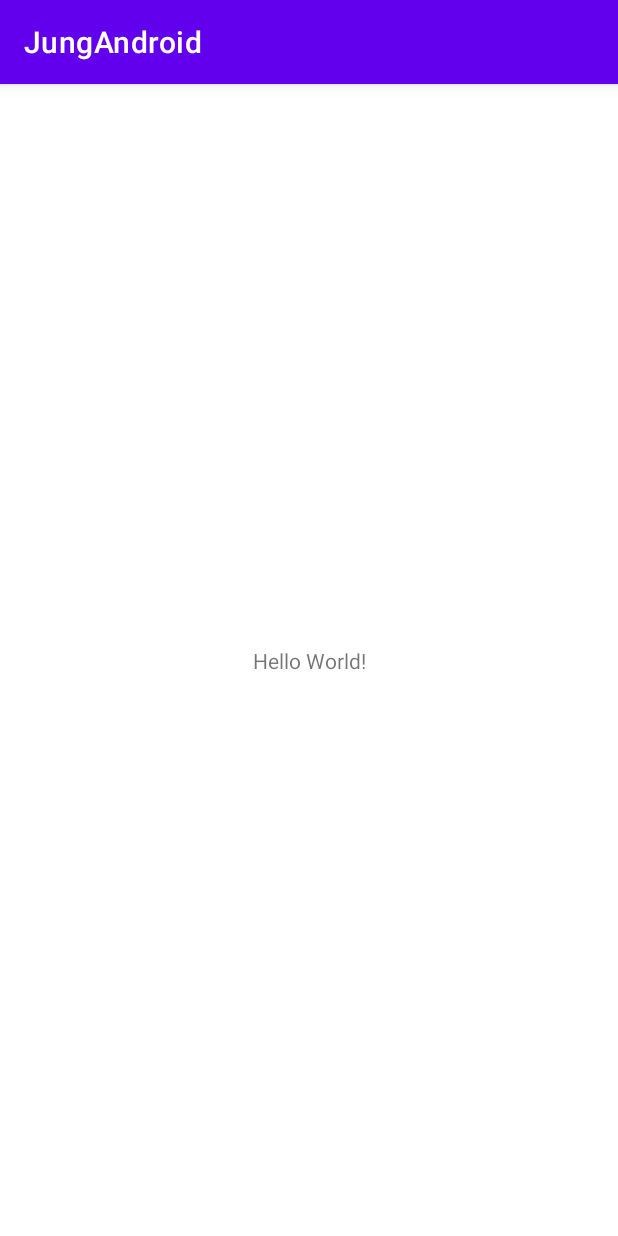
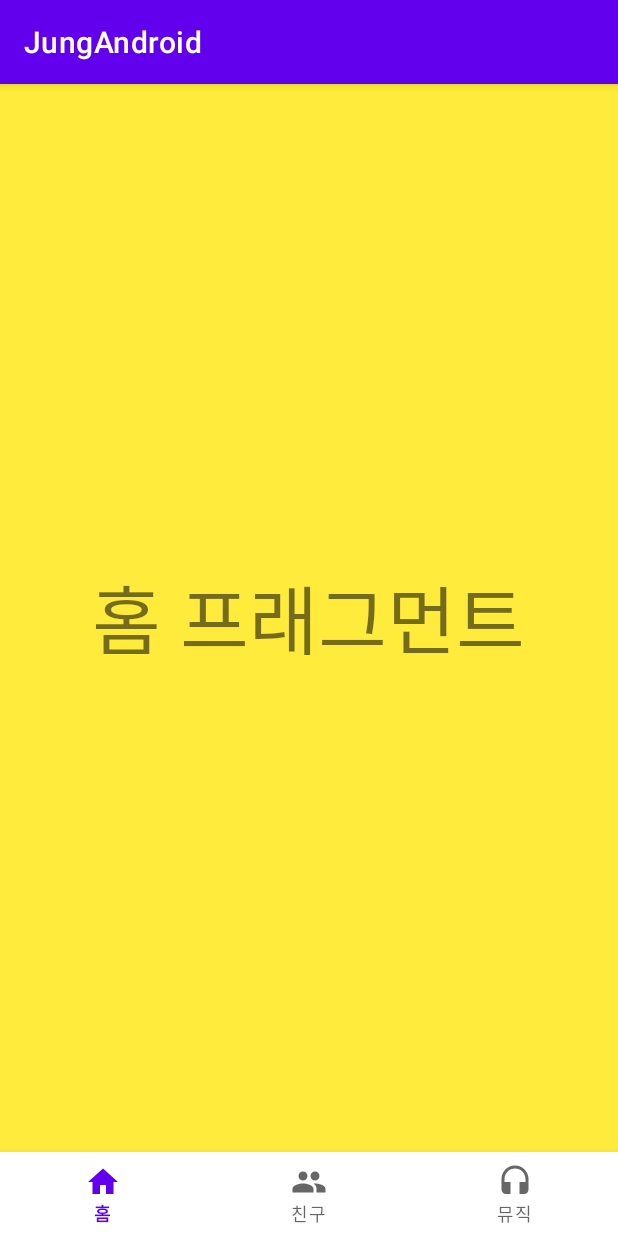
Before and after one commit to Liv66/JungAndroid, an Android app: the screen it shows after launch (MainActivity), on a phone screen of 412 x 824 dp. Run offline under Robolectric (Android 15) with nearby library versions, the phone set to English and light mode, and no system bars; our stand-ins replace navigation-ui.

Commit message:
no message

```diff
--- a/JungAndroid/app/src/main/java/com/example/jungandroid/MainActivity.kt
+++ b/JungAndroid/app/src/main/java/com/example/jungandroid/MainActivity.kt
@@ -2,10 +2,29 @@ package com.example.jungandroid
 
 import androidx.appcompat.app.AppCompatActivity
 import android.os.Bundle
+import androidx.navigation.fragment.NavHostFragment
+import androidx.navigation.fragment.navArgs
+import androidx.navigation.ui.NavigationUI
+import com.example.jungandroid.databinding.ActivityMainBinding
 
 class MainActivity : AppCompatActivity() {
+
+    private lateinit var mBinding:ActivityMainBinding
+
     override fun onCreate(savedInstanceState: Bundle?) {
         super.onCreate(savedInstanceState)
-        setContentView(R.layout.activity_main)
+
+        mBinding = ActivityMainBinding.inflate(layoutInflater)
+
+        setContentView(mBinding.root)
+
+        // 네비게이션들을 담을 호스트
+        val navHostFragment = supportFragmentManager.findFragmentById(R.id.my_nav_host) as NavHostFragment
+
+        // 네비게이션 컨트롤러
+        val navController = navHostFragment.navController
+
+        NavigationUI.setupWithNavController(mBinding.myBottomNav, navController)
+
     }
 }
--- /dev/null
+++ b/JungAndroid/app/src/main/java/com/example/jungandroid/fragments/HomeFragment.kt
@@ -0,0 +1,29 @@
+package com.example.jungandroid.fragments
+
+import android.os.Bundle
+import androidx.fragment.app.Fragment
+import android.view.LayoutInflater
+import android.view.View
+import android.view.ViewGroup
+import com.example.jungandroid.R
+import com.example.jungandroid.databinding.FragmentHomeBinding
+
+class HomeFragment : Fragment() {
+
+    private var mBinding : FragmentHomeBinding? = null
+
+    override fun onCreateView(
+        inflater: LayoutInflater, container: ViewGroup?,
+        savedInstanceState: Bundle?
+    ): View? {
+        val binding = FragmentHomeBinding.inflate(inflater, container, false)
+        mBinding = binding
+        return mBinding?.root
+    }
+
+    override fun onDestroy() {
+        mBinding = null
+        super.onDestroy()
+    }
+
+}
--- /dev/null
+++ b/JungAndroid/app/src/main/res/drawable/ic_baseline_friends.xml
@@ -0,0 +1,10 @@
+<vector xmlns:android="http://schemas.android.com/apk/res/android"
+    android:width="24dp"
+    android:height="24dp"
+    android:viewportWidth="24"
+    android:viewportHeight="24"
+    android:tint="#E91E63">
+  <path
+      android:fillColor="@android:color/white"
+      android:pathData="M16,11c1.66,0 2.99,-1.34 2.99,-3S17.66,5 16,5c-1.66,0 -3,1.34 -3,3s1.34,3 3,3zM8,11c1.66,0 2.99,-1.34 2.99,-3S9.66,5 8,5C6.34,5 5,6.34 5,8s1.34,3 3,3zM8,13c-2.33,0 -7,1.17 -7,3.5L1,19h14v-2.5c0,-2.33 -4.67,-3.5 -7,-3.5zM16,13c-0.29,0 -0.62,0.02 -0.97,0.05 1.16,0.84 1.97,1.97 1.97,3.45L17,19h6v-2.5c0,-2.33 -4.67,-3.5 -7,-3.5z"/>
+</vector>
--- /dev/null
+++ b/JungAndroid/app/src/main/res/drawable/ic_baseline_home_24.xml
@@ -0,0 +1,10 @@
+<vector xmlns:android="http://schemas.android.com/apk/res/android"
+    android:width="24dp"
+    android:height="24dp"
+    android:viewportWidth="24"
+    android:viewportHeight="24"
+    android:tint="#E91E63">
+  <path
+      android:fillColor="@android:color/white"
+      android:pathData="M10,20v-6h4v6h5v-8h3L12,3 2,12h3v8z"/>
+</vector>
--- /dev/null
+++ b/JungAndroid/app/src/main/res/drawable/ic_baseline_music.xml
@@ -0,0 +1,10 @@
+<vector xmlns:android="http://schemas.android.com/apk/res/android"
+    android:width="24dp"
+    android:height="24dp"
+    android:viewportWidth="24"
+    android:viewportHeight="24"
+    android:tint="#E91E63">
+  <path
+      android:fillColor="@android:color/white"
+      android:pathData="M12,1c-4.97,0 -9,4.03 -9,9v7c0,1.66 1.34,3 3,3h3v-8H5v-2c0,-3.87 3.13,-7 7,-7s7,3.13 7,7v2h-4v8h3c1.66,0 3,-1.34 3,-3v-7c0,-4.97 -4.03,-9 -9,-9z"/>
+</vector>
--- a/JungAndroid/app/src/main/res/layout/activity_main.xml
+++ b/JungAndroid/app/src/main/res/layout/activity_main.xml
@@ -1,18 +1,28 @@
 <?xml version="1.0" encoding="utf-8"?>
-<androidx.constraintlayout.widget.ConstraintLayout xmlns:android="http://schemas.android.com/apk/res/android"
+<LinearLayout xmlns:android="http://schemas.android.com/apk/res/android"
     xmlns:app="http://schemas.android.com/apk/res-auto"
     xmlns:tools="http://schemas.android.com/tools"
     android:layout_width="match_parent"
     android:layout_height="match_parent"
+    android:orientation="vertical"
+    android:weightSum="1"
     tools:context=".MainActivity">
 
-    <TextView
-        android:layout_width="wrap_content"
+    <androidx.fragment.app.FragmentContainerView
+        android:id="@+id/my_nav_host"
+        android:name="androidx.navigation.fragment.NavHostFragment"
+        android:layout_width="match_parent"
+        android:layout_height="0dp"
+        android:layout_weight="1"
+        app:defaultNavHost = "true"
+        app:navGraph = "@navigation/nav_graph"
+        />
+
+    <com.google.android.material.bottomnavigation.BottomNavigationView
+        android:id="@+id/my_bottom_nav"
+        android:layout_width="match_parent"
         android:layout_height="wrap_content"
-        android:text="Hello World!"
-        app:layout_constraintBottom_toBottomOf="parent"
-        app:layout_constraintLeft_toLeftOf="parent"
-        app:layout_constraintRight_toRightOf="parent"
-        app:layout_constraintTop_toTopOf="parent" />
+        app:menu="@menu/bottom_nav_menu"
+        />
 
-</androidx.constraintlayout.widget.ConstraintLayout>
+</LinearLayout>
--- /dev/null
+++ b/JungAndroid/app/src/main/res/layout/fragment_home.xml
@@ -0,0 +1,19 @@
+<?xml version="1.0" encoding="utf-8"?>
+<RelativeLayout xmlns:android="http://schemas.android.com/apk/res/android"
+    xmlns:tools="http://schemas.android.com/tools"
+    android:layout_width="match_parent"
+    android:layout_height="match_parent"
+    android:background="#FFEB3B"
+    tools:context=".fragments.HomeFragment"
+    android:id="@+id/homeFragment">
+
+    <!-- TODO: Update blank fragment layout -->
+    <TextView
+        android:id="@+id/home_fragment_title"
+        android:layout_width="wrap_content"
+        android:layout_height="wrap_content"
+        android:text="홈 프래그먼트"
+        android:textSize="50dp"
+        android:layout_centerInParent="true"/>
+
+</RelativeLayout>
--- /dev/null
+++ b/JungAndroid/app/src/main/res/menu/bottom_nav_menu.xml
@@ -0,0 +1,17 @@
+<?xml version="1.0" encoding="utf-8"?>
+<menu xmlns:android="http://schemas.android.com/apk/res/android">
+
+    <item
+        android:id="@+id/homeFragment"
+        android:icon="@drawable/ic_baseline_home_24"
+        android:title="홈" />
+    <item
+        android:id="@+id/friendsFragment"
+        android:icon="@drawable/ic_baseline_friends"
+        android:title="친구" />
+    <item
+        android:id="@+id/musicFragment"
+        android:icon="@drawable/ic_baseline_music"
+        android:title="뮤직" />
+
+</menu>
--- /dev/null
+++ b/JungAndroid/app/src/main/res/navigation/nav_graph.xml
@@ -0,0 +1,28 @@
+<?xml version="1.0" encoding="utf-8"?>
+<navigation xmlns:android="http://schemas.android.com/apk/res/android"
+    xmlns:app="http://schemas.android.com/apk/res-auto"
+    xmlns:tools="http://schemas.android.com/tools"
+    android:id="@+id/nav_graph"
+    app:startDestination="@id/homeFragment">
+
+<!--    fragment 아이디를 내 fragment 아이디와 일치시켜야한다.-->
+    <fragment
+        android:id="@+id/friendsFragment"
+        android:name="com.example.jungandroid.fragments.FriendsFragment"
+        android:label="fragment_friends"
+        tools:layout="@layout/fragment_friends" >
+        <action
+            android:id="@+id/action_friendsFragment_to_homeFragment2"
+            app:destination="@id/homeFragment" />
+    </fragment>
+    <fragment
+        android:id="@+id/homeFragment"
+        android:name="com.example.jungandroid.fragments.HomeFragment"
+        android:label="fragment_home"
+        tools:layout="@layout/fragment_home" />
+    <fragment
+        android:id="@+id/musicFragment"
+        android:name="com.example.jungandroid.fragments.MusicFragment"
+        android:label="fragment_music"
+        tools:layout="@layout/fragment_music" />
+</navigation>
--- a/JungAndroid/app/src/main/res/values/strings.xml
+++ b/JungAndroid/app/src/main/res/values/strings.xml
@@ -1,3 +1,5 @@
 <resources>
     <string name="app_name">JungAndroid</string>
+    <!-- TODO: Remove or change this placeholder text -->
+    <string name="hello_blank_fragment">Hello blank fragment</string>
 </resources>
--- a/JungAndroid/settings.gradle
+++ b/JungAndroid/settings.gradle
@@ -12,5 +12,6 @@ dependencyResolutionManagement {
         mavenCentral()
     }
 }
+
 rootProject.name = "JungAndroid"
 include ':app'
```
Also changed, not shown: JungAndroid/app/build.gradle (+12 -0 lines), JungAndroid/app/src/main/java/com/example/jungandroid/fragments/FriendsFragment.kt (added, +30 -0 lines), JungAndroid/app/src/main/java/com/example/jungandroid/fragments/MusicFragment.kt (added, +30 -0 lines), JungAndroid/app/src/main/res/layout/fragment_friends.xml (added, +19 -0 lines), JungAndroid/app/src/main/res/layout/fragment_music.xml (added, +19 -0 lines), JungAndroid/build.gradle (+8 -0 lines).
